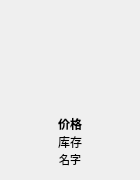
Above: GoodsWidget.ui from xuanyuanbuchen/LoginWindow before the change. Below: the same form after it.
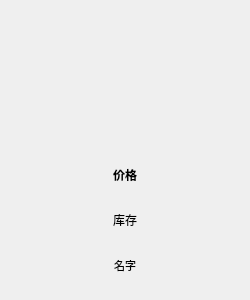
That is the form after the change. Icons and pictures are not drawn.

```diff
--- a/GoodsWidget.ui
+++ b/GoodsWidget.ui
@@ -6,20 +6,20 @@
    <rect>
     <x>0</x>
     <y>0</y>
-    <width>140</width>
-    <height>180</height>
+    <width>250</width>
+    <height>300</height>
    </rect>
   </property>
   <property name="minimumSize">
    <size>
     <width>140</width>
-    <height>180</height>
+    <height>200</height>
    </size>
   </property>
   <property name="maximumSize">
    <size>
     <width>250</width>
-    <height>280</height>
+    <height>300</height>
    </size>
   </property>
   <property name="mouseTracking">
```
